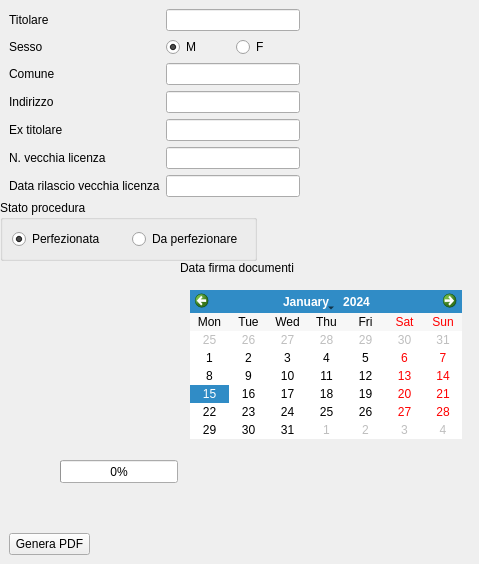
Old version of the form ui.ui in the repository sgrc31/fideiussioni_sinagi.
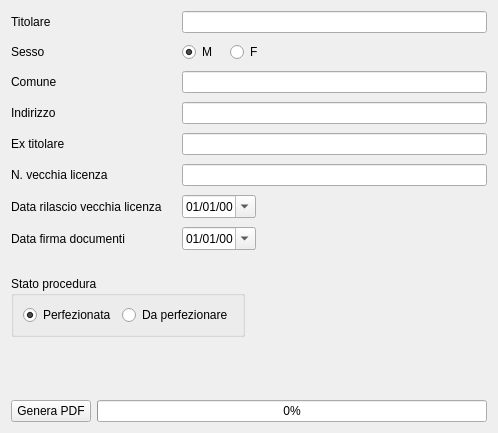
New version of the form.

Commit message:
Sistema il restante 10%
Sistemato layout, inseriti picker per le date, inserito
check sulle date

Patch:
```diff
--- a/ui.ui
+++ b/ui.ui
@@ -6,116 +6,37 @@
    <rect>
     <x>0</x>
     <y>0</y>
-    <width>479</width>
-    <height>564</height>
+    <width>498</width>
+    <height>433</height>
    </rect>
   </property>
   <property name="windowTitle">
    <string>Form</string>
   </property>
-  <widget class="QPushButton" name="pushButton">
-   <property name="geometry">
-    <rect>
-     <x>9</x>
-     <y>533</y>
-     <width>81</width>
-     <height>22</height>
-    </rect>
-   </property>
-   <property name="text">
-    <string>Genera PDF</string>
-   </property>
-  </widget>
-  <widget class="QGroupBox" name="groupBox">
-   <property name="geometry">
-    <rect>
-     <x>0</x>
-     <y>200</y>
-     <width>257</width>
-     <height>61</height>
-    </rect>
-   </property>
-   <property name="title">
-    <string>Stato procedura</string>
-   </property>
-   <layout class="QHBoxLayout" name="horizontalLayout">
+  <layout class="QVBoxLayout" name="verticalLayout">
     <item>
-     <widget class="QRadioButton" name="radio_perfezionata">
-      <property name="text">
-       <string>Perfezionata</string>
-      </property>
-      <property name="checked">
-       <bool>true</bool>
-      </property>
-     </widget>
-    </item>
-    <item>
-     <widget class="QRadioButton" name="radio_daperfezionare">
-      <property name="text">
-       <string>Da perfezionare</string>
-      </property>
-     </widget>
-    </item>
-   </layout>
-  </widget>
-  <widget class="QCalendarWidget" name="calendarWidget">
-   <property name="geometry">
-    <rect>
-     <x>190</x>
-     <y>290</y>
-     <width>272</width>
-     <height>149</height>
-    </rect>
-   </property>
-   <property name="firstDayOfWeek">
-    <enum>Qt::Monday</enum>
-   </property>
-   <property name="gridVisible">
-    <bool>false</bool>
-   </property>
-   <property name="horizontalHeaderFormat">
-    <enum>QCalendarWidget::ShortDayNames</enum>
-   </property>
-   <property name="verticalHeaderFormat">
-    <enum>QCalendarWidget::NoVerticalHeader</enum>
-   </property>
-  </widget>
-  <widget class="QLabel" name="label_7">
-   <property name="geometry">
-    <rect>
-     <x>180</x>
-     <y>260</y>
-     <width>135</width>
-     <height>16</height>
-    </rect>
-   </property>
-   <property name="text">
-    <string>Data firma documenti</string>
-   </property>
-  </widget>
-  <widget class="QProgressBar" name="progressBar">
-   <property name="geometry">
-    <rect>
-     <x>60</x>
-     <y>460</y>
-     <width>118</width>
-     <height>23</height>
-    </rect>
-   </property>
-   <property name="value">
-    <number>0</number>
-   </property>
-  </widget>
-  <widget class="QWidget" name="layoutWidget">
-   <property name="geometry">
-    <rect>
-     <x>9</x>
-     <y>9</y>
-     <width>291</width>
-     <height>192</height>
-    </rect>
-   </property>
    <layout class="QFormLayout" name="formLayout">
+     <property name="sizeConstraint">
+      <enum>QLayout::SetDefaultConstraint</enum>
+     </property>
+     <property name="fieldGrowthPolicy">
+      <enum>QFormLayout::ExpandingFieldsGrow</enum>
+     </property>
+     <property name="rowWrapPolicy">
+      <enum>QFormLayout::DontWrapRows</enum>
+     </property>
+     <property name="formAlignment">
+      <set>Qt::AlignLeading|Qt::AlignLeft|Qt::AlignVCenter</set>
+     </property>
+     <property name="horizontalSpacing">
+      <number>20</number>
+     </property>
+     <property name="verticalSpacing">
+      <number>9</number>
+     </property>
+     <property name="topMargin">
+      <number>0</number>
+     </property>
     <item row="0" column="0">
      <widget class="QLabel" name="label">
       <property name="text">
@@ -127,7 +48,63 @@
      </widget>
     </item>
     <item row="0" column="1">
-     <widget class="QLineEdit" name="line_titolare"/>
+      <widget class="QLineEdit" name="line_titolare">
+       <property name="enabled">
+        <bool>true</bool>
+       </property>
+       <property name="sizePolicy">
+        <sizepolicy hsizetype="MinimumExpanding" vsizetype="Fixed">
+         <horstretch>0</horstretch>
+         <verstretch>0</verstretch>
+        </sizepolicy>
+       </property>
+      </widget>
+     </item>
+     <item row="1" column="0">
+      <widget class="QLabel" name="label_8">
+       <property name="text">
+        <string>Sesso</string>
+       </property>
+       <property name="buddy">
+        <cstring>radio_sessof</cstring>
+       </property>
+      </widget>
+     </item>
+     <item row="1" column="1">
+      <layout class="QHBoxLayout" name="horizontalLayout_2">
+       <property name="spacing">
+        <number>13</number>
+       </property>
+       <item>
+        <widget class="QRadioButton" name="radio_sessom">
+         <property name="sizePolicy">
+          <sizepolicy hsizetype="Fixed" vsizetype="Fixed">
+           <horstretch>0</horstretch>
+           <verstretch>0</verstretch>
+          </sizepolicy>
+         </property>
+         <property name="text">
+          <string>M</string>
+         </property>
+         <property name="checked">
+          <bool>true</bool>
+         </property>
+        </widget>
+       </item>
+       <item>
+        <widget class="QRadioButton" name="radio_sessof">
+         <property name="sizePolicy">
+          <sizepolicy hsizetype="Fixed" vsizetype="Fixed">
+           <horstretch>0</horstretch>
+           <verstretch>0</verstretch>
+          </sizepolicy>
+         </property>
+         <property name="text">
+          <string>F</string>
+         </property>
+        </widget>
+       </item>
+      </layout>
     </item>
     <item row="2" column="0">
      <widget class="QLabel" name="label_2">
@@ -192,24 +169,81 @@
      </widget>
     </item>
     <item row="6" column="1">
-     <widget class="QLineEdit" name="line_datalicenza"/>
-    </item>
-    <item row="1" column="0">
-     <widget class="QLabel" name="label_8">
+      <widget class="QDateEdit" name="date_vecchialicenza">
+       <property name="sizePolicy">
+        <sizepolicy hsizetype="Fixed" vsizetype="Fixed">
+         <horstretch>0</horstretch>
+         <verstretch>0</verstretch>
+        </sizepolicy>
+       </property>
+       <property name="displayFormat">
+        <string>dd/MM/yy</string>
+       </property>
+       <property name="calendarPopup">
+        <bool>true</bool>
+       </property>
+      </widget>
+     </item>
+     <item row="7" column="0">
+      <widget class="QLabel" name="label_7">
       <property name="text">
-       <string>Sesso</string>
+        <string>Data firma documenti</string>
       </property>
       <property name="buddy">
        <cstring>radio_sessof</cstring>
       </property>
      </widget>
     </item>
-    <item row="1" column="1">
-     <layout class="QHBoxLayout" name="horizontalLayout_2">
+     <item row="7" column="1">
+      <widget class="QDateEdit" name="date_firma">
+       <property name="sizePolicy">
+        <sizepolicy hsizetype="Fixed" vsizetype="Fixed">
+         <horstretch>0</horstretch>
+         <verstretch>0</verstretch>
+        </sizepolicy>
+       </property>
+       <property name="displayFormat">
+        <string>dd/MM/yy</string>
+       </property>
+       <property name="calendarPopup">
+        <bool>true</bool>
+       </property>
+      </widget>
+     </item>
+    </layout>
+   </item>
       <item>
-       <widget class="QRadioButton" name="radio_sessom">
+    <spacer name="verticalSpacer_2">
+     <property name="orientation">
+      <enum>Qt::Vertical</enum>
+     </property>
+     <property name="sizeType">
+      <enum>QSizePolicy::Fixed</enum>
+     </property>
+     <property name="sizeHint" stdset="0">
+      <size>
+       <width>20</width>
+       <height>20</height>
+      </size>
+     </property>
+    </spacer>
+   </item>
+   <item>
+    <widget class="QGroupBox" name="groupBox">
+     <property name="sizePolicy">
+      <sizepolicy hsizetype="Fixed" vsizetype="Fixed">
+       <horstretch>0</horstretch>
+       <verstretch>0</verstretch>
+      </sizepolicy>
+     </property>
+     <property name="title">
+      <string>Stato procedura</string>
+     </property>
+     <layout class="QHBoxLayout" name="horizontalLayout">
+      <item>
+       <widget class="QRadioButton" name="radio_perfezionata">
         <property name="text">
-         <string>M</string>
+         <string>Perfezionata</string>
         </property>
         <property name="checked">
          <bool>true</bool>
@@ -217,16 +251,62 @@
        </widget>
       </item>
       <item>
-       <widget class="QRadioButton" name="radio_sessof">
+       <widget class="QRadioButton" name="radio_daperfezionare">
         <property name="text">
-         <string>F</string>
+         <string>Da perfezionare</string>
         </property>
        </widget>
       </item>
      </layout>
-    </item>
-   </layout>
-  </widget>
+    </widget>
+   </item>
+   <item>
+    <spacer name="verticalSpacer">
+     <property name="orientation">
+      <enum>Qt::Vertical</enum>
+     </property>
+     <property name="sizeHint" stdset="0">
+      <size>
+       <width>20</width>
+       <height>37</height>
+      </size>
+     </property>
+    </spacer>
+   </item>
+   <item>
+    <layout class="QHBoxLayout" name="horizontalLayout_3">
+     <item>
+      <widget class="QPushButton" name="pushButton">
+       <property name="sizePolicy">
+        <sizepolicy hsizetype="Fixed" vsizetype="Fixed">
+         <horstretch>0</horstretch>
+         <verstretch>0</verstretch>
+        </sizepolicy>
+       </property>
+       <property name="text">
+        <string>Genera PDF</string>
+       </property>
+      </widget>
+     </item>
+     <item>
+      <widget class="QProgressBar" name="progressBar">
+       <property name="sizePolicy">
+        <sizepolicy hsizetype="Expanding" vsizetype="Fixed">
+         <horstretch>0</horstretch>
+         <verstretch>0</verstretch>
+        </sizepolicy>
+       </property>
+       <property name="value">
+        <number>0</number>
+       </property>
+       <property name="invertedAppearance">
+        <bool>false</bool>
+       </property>
+      </widget>
+     </item>
+    </layout>
+   </item>
+  </layout>
  </widget>
  <resources/>
  <connections/>
```
Left out of the diff: 4 changed lines with no effect on the pictures. Lines whose indentation alone changed are shown as unchanged. The commit also changes 1 other file.
